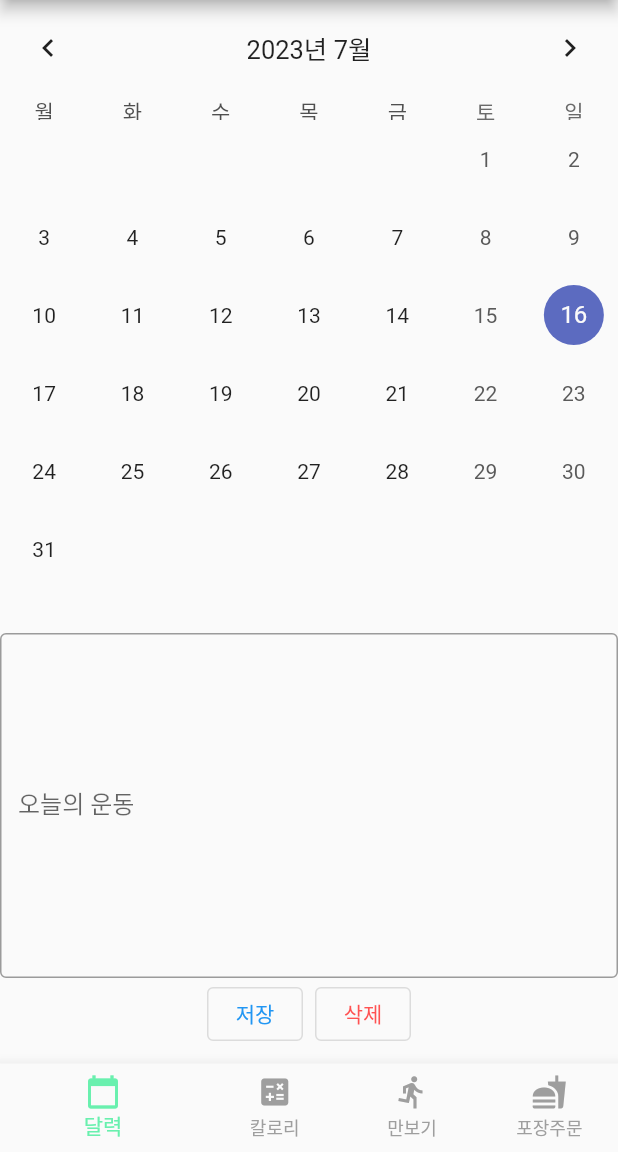
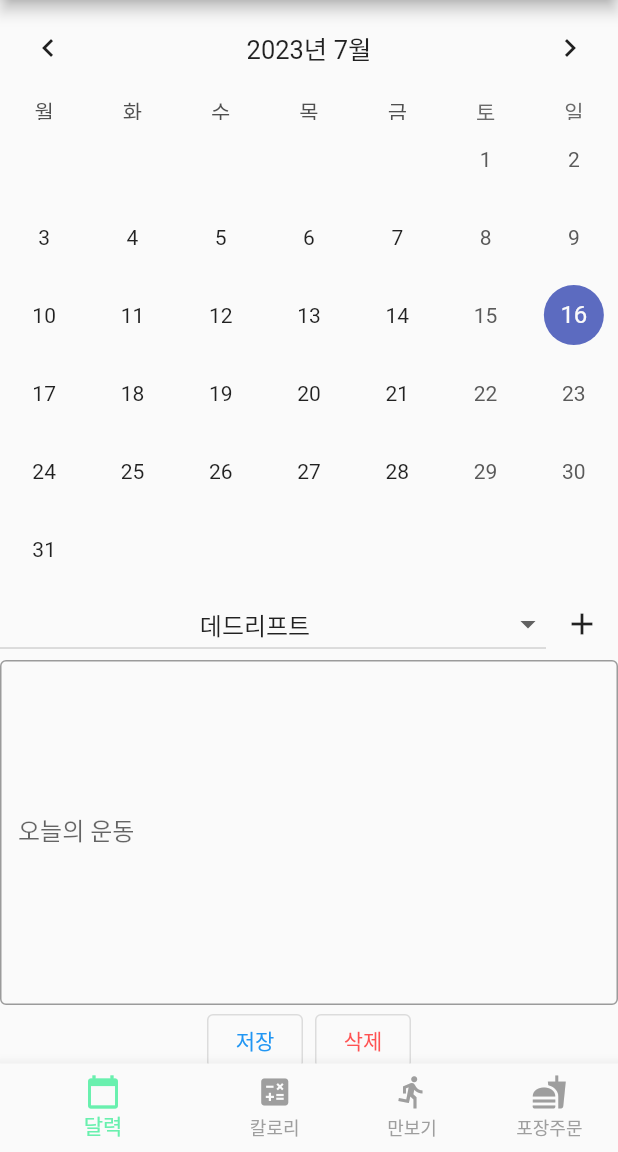
Before and after one commit to exerciseLog/exercise, a Flutter app: the screen it shows after launch, on a phone screen of 412 x 824 dp, the part 84-1236 px from its top. Run offline on Flutter 3.47's test engine with Material 2 defaults, Android fonts, the phone set to English and light mode, and no system bars; drawn by our look-alikes of table_calendar; our stand-ins replace drift, elegant_notification, fluttertoast, get_it, infinite_scroll_pagination, sensors_plus and 1 more; missing offline and left inert: flutter_cupertino_datetime_picker, home_widget; accounts and stored records are empty; generated files the repository leaves out were written again.

Commit message:
운동 입력 창 수정중

```diff
--- a/lib/screens/calendar_memo.dart
+++ b/lib/screens/calendar_memo.dart
@@ -26,6 +26,9 @@ class _CalendarMemoState extends State<CalendarMemo> {
   DateTime? _selectedDay;
   DateTime? _rangeStart;
   DateTime? _rangeEnd;
+
+  List<String> dropdownList = ['데드리프트', '벤치프레스', '스쿼트'];
+  String selectedDropdown = '데드리프트';
 
   final _memoController = TextEditingController();
 
@@ -91,8 +94,28 @@ class _CalendarMemoState extends State<CalendarMemo> {
               _focusedDay = focusedDay;
             },
           ),
-          const SizedBox(
-            height: 30,
+          Row(
+            children: [
+              Expanded(
+                flex: 4,
+                child: DropdownButton(
+                    isExpanded: true,
+                    value: selectedDropdown,
+                    items: dropdownList.map((String item) {
+                      return DropdownMenuItem<String>(
+                        child: Text('$item'),
+                        value: item,
+                        alignment: Alignment.center,
+                      );
+                    }).toList(),
+                    onChanged: (dynamic value) {
+                      setState(() {
+                        selectedDropdown = value;
+                      });
+                    }),
+              ),
+              IconButton(onPressed: () {}, icon: Icon(Icons.add)),
+            ],
           ),
           TextField(
             focusNode: memoTextFocus,
```
